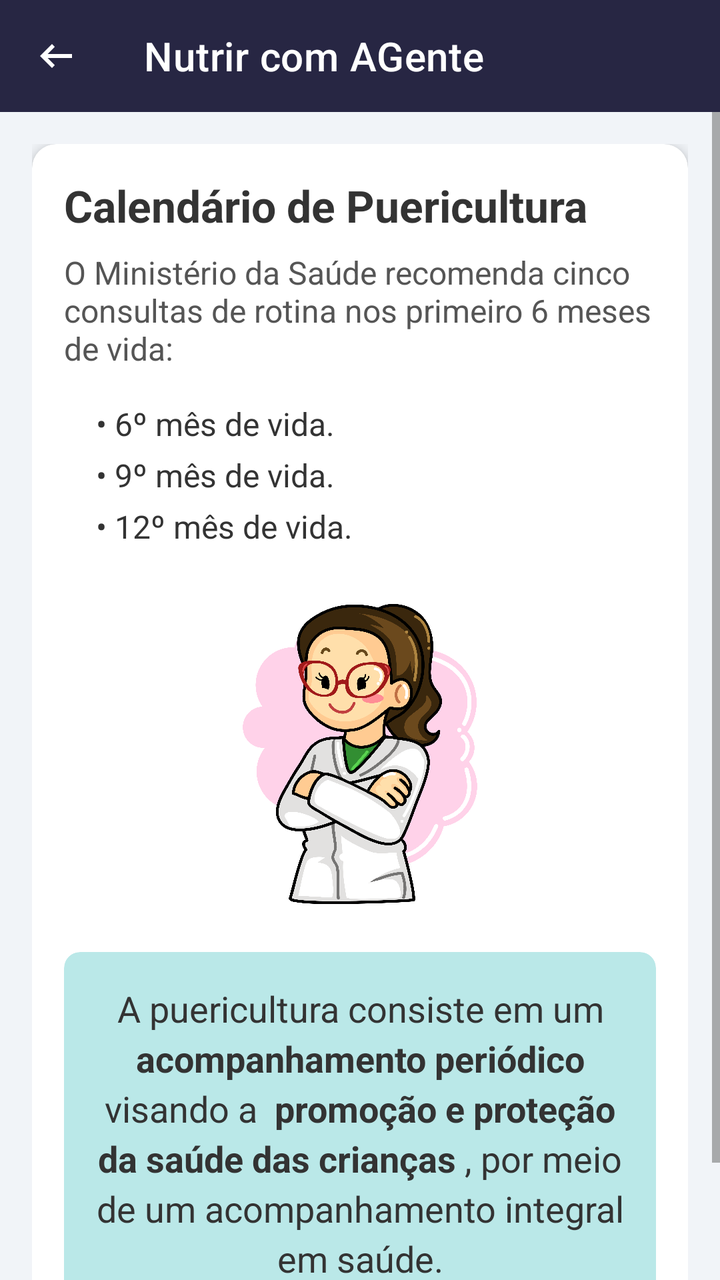
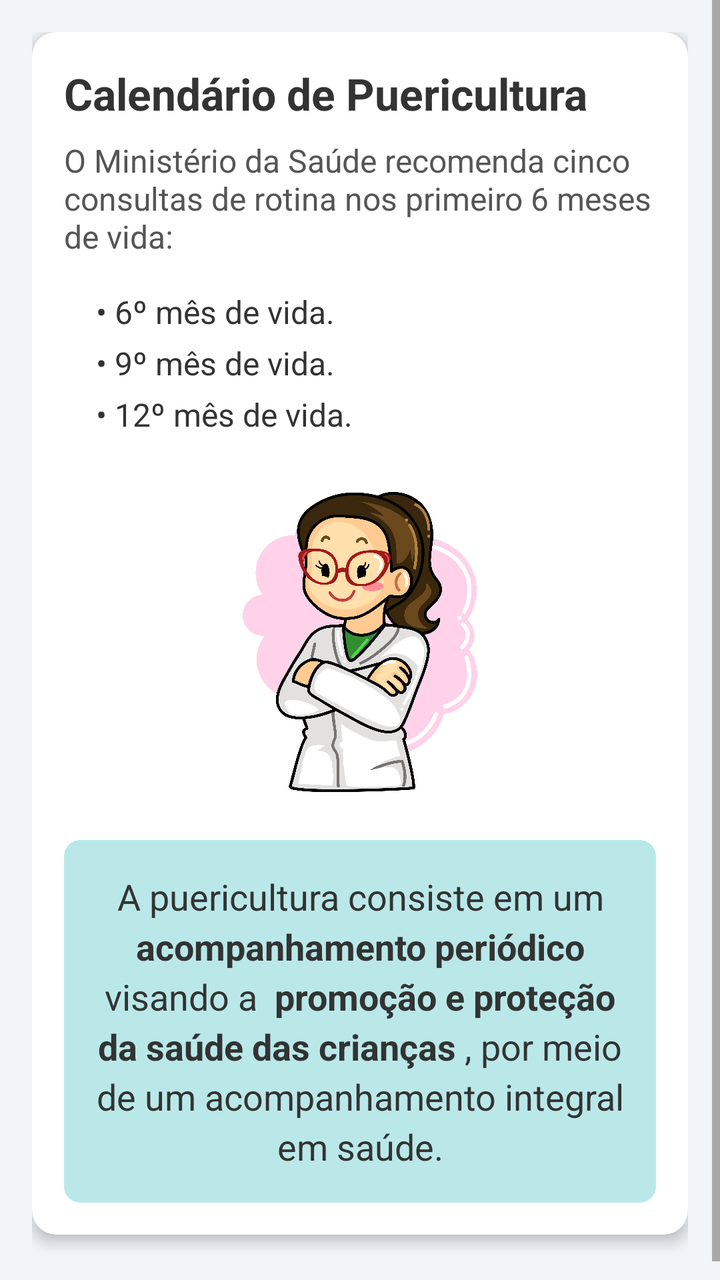

The first picture is an Android layout as it rendered before a commit; the second is the same layout after the commit. The layout source and the unified diff follow.
<!-- AndroidManifest.xml: application theme Theme.NutrirAGente -->
<!-- res/layout/calendario1.xml -->
<?xml version="1.0" encoding="utf-8"?>
<androidx.constraintlayout.widget.ConstraintLayout xmlns:android="http://schemas.android.com/apk/res/android"
    xmlns:app="http://schemas.android.com/apk/res-auto"
    xmlns:tools="http://schemas.android.com/tools"
    android:layout_width="match_parent"
    android:layout_height="match_parent"
    android:background="@color/gray">

    <com.google.android.material.appbar.MaterialToolbar
        android:id="@+id/toolbar"
        android:layout_width="0dp"
        android:layout_height="?attr/actionBarSize"
        android:background="@color/blue_toolbar"
        app:layout_constraintEnd_toEndOf="parent"
        app:layout_constraintStart_toStartOf="parent"
        app:layout_constraintTop_toTopOf="parent"
        app:navigationIcon="@drawable/ic_arrow_back"
        app:title="Nutrir com AGente"
        app:titleTextColor="@android:color/white" />

    <ScrollView
        android:layout_width="0dp"
        android:layout_height="0dp"
        app:layout_constraintTop_toBottomOf="@id/toolbar"
        app:layout_constraintBottom_toBottomOf="parent"
        app:layout_constraintStart_toStartOf="parent"
        app:layout_constraintEnd_toEndOf="parent">

        <LinearLayout
            android:layout_width="wrap_content"
            android:layout_height="wrap_content"
            android:orientation="vertical"
            android:padding="16dp">

            <androidx.cardview.widget.CardView
                android:layout_width="match_parent"
                android:layout_height="wrap_content"
                app:cardCornerRadius="12dp"
                app:cardElevation="4dp"
                android:layout_marginBottom="16dp">

                <LinearLayout
                    android:layout_width="match_parent"
                    android:layout_height="wrap_content"
                    android:orientation="vertical"
                    android:padding="16dp">

                    <TextView
                        android:id="@+id/tv_title"
                        android:layout_width="wrap_content"
                        android:layout_height="wrap_content"
                        android:text="Calendário de Puericultura"
                        android:textColor="#333333"
                        android:textSize="22sp"
                        android:textStyle="bold" />

                    <TextView
                        android:id="@+id/tv_subtitle"
                        android:layout_width="wrap_content"
                        android:layout_height="wrap_content"
                        android:layout_marginTop="8dp"
                        android:text="O Ministério da Saúde recomenda cinco consultas de rotina nos primeiro 6 meses de vida:"
                        android:textColor="#555555"
                        android:textSize="16sp" />

                    <LinearLayout
                        android:layout_width="match_parent"
                        android:layout_height="wrap_content"
                        android:orientation="vertical"
                        android:layout_marginTop="16dp"
                        android:layout_marginStart="16dp">



                        <TextView
                            style="@style/ListItemTextStyle"
                            android:text="• 6º mês de vida." />

                        <TextView
                            style="@style/ListItemTextStyle"
                            android:text="• 9º mês de vida." />

                        <TextView
                            style="@style/ListItemTextStyle"
                            android:text="• 12º mês de vida." />

                    </LinearLayout>

                    <ImageView
                        android:id="@+id/iv_doctor"
                        android:layout_width="150dp"
                        android:layout_height="150dp"
                        android:layout_gravity="center_horizontal"
                        android:layout_marginTop="24dp"
                        android:contentDescription="@string/profissional_da_saude"
                        android:src="@drawable/enfermeira_1"
                        app:srcCompat="@drawable/enfermeira_1" />

                    <androidx.cardview.widget.CardView
                        android:layout_width="match_parent"
                        android:layout_height="wrap_content"
                        android:layout_marginTop="24dp"
                        app:cardBackgroundColor="@color/warn_blue"
                        app:cardCornerRadius="8dp"
                        app:cardElevation="0dp">

                        <TextView
                            android:layout_width="match_parent"
                            android:layout_height="wrap_content"
                            android:padding="16dp"
                            android:text="@string/puericultura_1"
                            android:textColor="@color/color_text_black"
                            android:gravity="center"
                            android:textSize="18sp"
                            android:lineSpacingExtra="4dp"/>

                    </androidx.cardview.widget.CardView>

                </LinearLayout>

            </androidx.cardview.widget.CardView>

        </LinearLayout>
    </ScrollView>


</androidx.constraintlayout.widget.ConstraintLayout>
<!-- resources referenced by this layout -->
<resources>
  <color name="blue_toolbar">#272643</color>
  <color name="color_text_black">#333333</color>
  <color name="gray">#F1F4F8</color>
  <color name="warn_blue">#FFBAE8E8</color>
  <!-- drawable enfermeira_1: png bitmap (drawable, 366324 bytes) -->
  <!-- drawable ic_arrow_back (drawable) -->
  <vector xmlns:android="http://schemas.android.com/apk/res/android" android:autoMirrored="true" android:height="24dp" android:tint="@color/white" android:viewportHeight="960" android:viewportWidth="960" android:width="24dp">
        
      <path android:fillColor="@android:color/white" android:pathData="M400,720L160,480L400,240L456,298L314,440L800,440L800,520L314,520L456,662L400,720Z"/>
      
  </vector>
  <string name="profissional_da_saude">Ilustração de uma profissional de saúde</string>
  <string name="puericultura_1">A puericultura consiste em um <b> acompanhamento periódico </b> visando a <b> promoção e proteção da saúde das crianças </b>, por meio de um acompanhamento integral em saúde.</string>
  <style name="ListItemTextStyle">
          <item name="android:layout_width">wrap_content</item>
          <item name="android:layout_height">wrap_content</item>
          <item name="android:textColor">#333333</item>
          <item name="android:statusBarColor"> @color/blue_toolbar</item>
          <item name="android:navigationBarColor"> @color/blue_toolbar </item>
          <item name="android:textSize">16sp</item>
          <item name="android:layout_marginBottom">4dp</item>
      </style>
  <style name="Theme.NutrirAGente" parent="Theme.MaterialComponents.Light.NoActionBar">
          
          <item name="colorPrimary">@color/purple_500</item>
          <item name="colorPrimaryVariant">@color/blue_toolbar</item>
          <item name="colorOnPrimary">@color/white</item>
          <item name="colorOnPrimaryFixedVariant">@color/blue_toolbar</item>
          
          <item name="colorSecondary">@color/teal_200</item>
          <item name="colorSecondaryVariant">@color/teal_700</item>
          <item name="colorOnSecondary">@color/black</item>
          
          <item name="android:statusBarColor">@color/blue_toolbar</item>
          
      </style>
  <color name="white">#FFFFFFFF</color>
  <color name="purple_500">#FF6200EE</color>
  <color name="teal_200">#FF03DAC5</color>
  <color name="teal_700">#FF018786</color>
  <color name="black">#FF000000</color>
</resources>

<!-- the commit's change to res/layout/calendario1.xml (unified diff, before → after) -->
@@ -6,25 +6,11 @@
     android:layout_height="match_parent"
     android:background="@color/gray">
 
-    <com.google.android.material.appbar.MaterialToolbar
-        android:id="@+id/toolbar"
-        android:layout_width="0dp"
-        android:layout_height="?attr/actionBarSize"
-        android:background="@color/blue_toolbar"
-        app:layout_constraintEnd_toEndOf="parent"
-        app:layout_constraintStart_toStartOf="parent"
-        app:layout_constraintTop_toTopOf="parent"
-        app:navigationIcon="@drawable/ic_arrow_back"
-        app:title="Nutrir com AGente"
-        app:titleTextColor="@android:color/white" />
+
 
     <ScrollView
-        android:layout_width="0dp"
-        android:layout_height="0dp"
-        app:layout_constraintTop_toBottomOf="@id/toolbar"
-        app:layout_constraintBottom_toBottomOf="parent"
-        app:layout_constraintStart_toStartOf="parent"
-        app:layout_constraintEnd_toEndOf="parent">
+        android:layout_width="wrap_content"
+        android:layout_height="match_parent">
 
         <LinearLayout
             android:layout_width="wrap_content"
<!-- resource entries referenced after the edit -->
@@ -5,12 +5,6 @@
   <color name="gray">#F1F4F8</color>
   <color name="warn_blue">#FFBAE8E8</color>
   <!-- drawable enfermeira_1: png bitmap (drawable, 366324 bytes) -->
-  <!-- drawable ic_arrow_back (drawable) -->
-  <vector xmlns:android="http://schemas.android.com/apk/res/android" android:autoMirrored="true" android:height="24dp" android:tint="@color/white" android:viewportHeight="960" android:viewportWidth="960" android:width="24dp">
-        
-      <path android:fillColor="@android:color/white" android:pathData="M400,720L160,480L400,240L456,298L314,440L800,440L800,520L314,520L456,662L400,720Z"/>
-      
-  </vector>
   <string name="profissional_da_saude">Ilustração de uma profissional de saúde</string>
   <string name="puericultura_1">A puericultura consiste em um <b> acompanhamento periódico </b> visando a <b> promoção e proteção da saúde das crianças </b>, por meio de um acompanhamento integral em saúde.</string>
   <style name="ListItemTextStyle">
